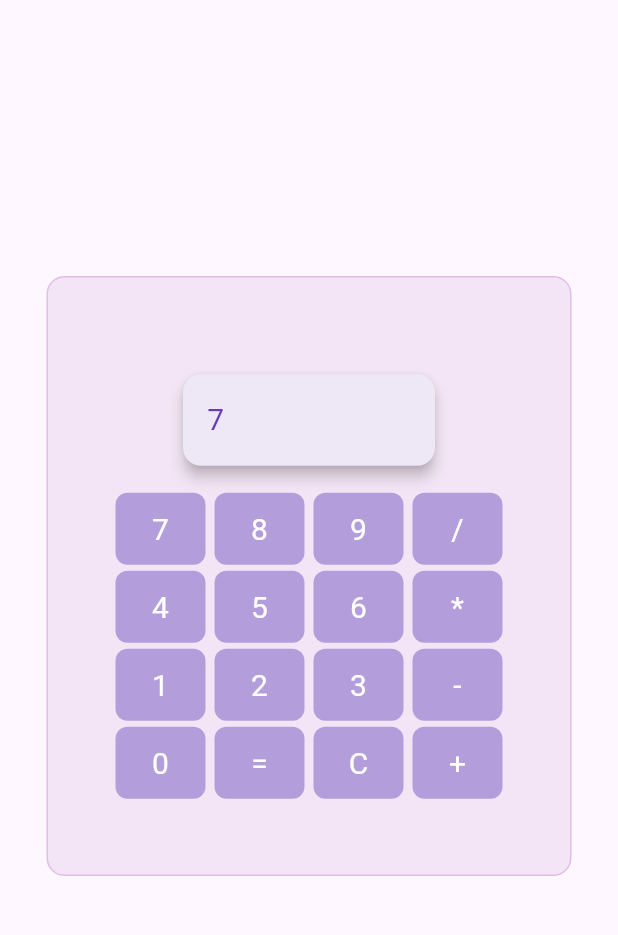
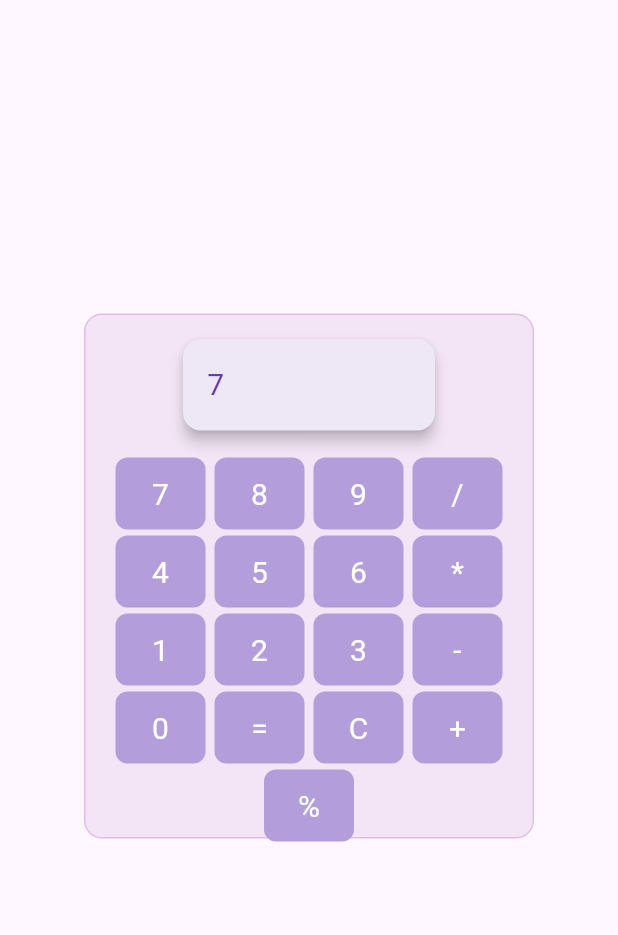
Before and after one commit to Hudson-Byers/flutter-calculator, a Flutter app: the screen it shows after launch, after a tap on an icon or button, on a phone screen of 412 x 824 dp, the part 84-1019 px from its top. Run offline on Flutter 3.47's test engine with Material 3 defaults, Android fonts, the phone set to English and light mode, and no system bars; missing offline and left inert: expressions.

Commit message:
Added modulus opperator button to the calculator app

```diff
--- a/lib/main.dart
+++ b/lib/main.dart
@@ -43,7 +43,7 @@ class _MyHomePageState extends State<MyHomePage> {
   void onButtonPressed(String char) {
     if (isResultDisplayed) return; // Block input after result
 
-    bool isOperator(String c) => "+-*/".contains(c);
+    bool isOperator(String c) => "+-*/%".contains(c); // Add %
 
     // Prevent multiple operators in a row
     if (isOperator(char)) {
@@ -51,14 +51,17 @@ class _MyHomePageState extends State<MyHomePage> {
     }
 
     if (char == "=") {
-      // Use expressions package to evaluate
       String formattedResult;
       try {
-        // Remove any trailing operator before evaluating
         String expr = displayEquation;
         if (expr.isNotEmpty && isOperator(expr.characters.last)) {
           expr = expr.substring(0, expr.length - 1);
         }
+        // Replace all instances of a % b with (a % b)
+        expr = expr.replaceAllMapped(
+          RegExp(r'(\d+(?:\.\d+)?)\s*%\s*(\d+(?:\.\d+)?)'),
+          (match) => '(${match.group(1)} % ${match.group(2)})'
+        );
         Expression exp = Expression.parse(expr);
         final evaluator = const ExpressionEvaluator();
         var context = <String, dynamic>{};
@@ -87,17 +90,12 @@ class _MyHomePageState extends State<MyHomePage> {
     });
   }
 
-  // Helper to recursively solve and return result as string list
-  // No longer needed with expressions package
-
   void clear() {
     setState(() {
       displayEquation = "";
       isResultDisplayed = false;
     });
   }
-
-  // Removed old enter and parse methods (no longer needed)
 
   @override
   Widget build(BuildContext context) {
@@ -108,8 +106,8 @@ class _MyHomePageState extends State<MyHomePage> {
       ),
       body: Center(
         child: Container(
-          height: 400,
-          width: 350,
+          height: 350,
+          width: 300,
           decoration: BoxDecoration(
             color: Colors.purple[50],
             borderRadius: BorderRadius.circular(12),
@@ -184,6 +182,12 @@ class _MyHomePageState extends State<MyHomePage> {
                     StyledButton(child: const Text("+"), onPressed: () => onButtonPressed("+")),
                   ]
                 ),
+                Row(
+                  mainAxisAlignment: MainAxisAlignment.center,
+                  children: [
+                    StyledButton(child: const Text("%"), onPressed: () => onButtonPressed("%")),
+                  ],
+                ),
               ],
             ),
           )
```
